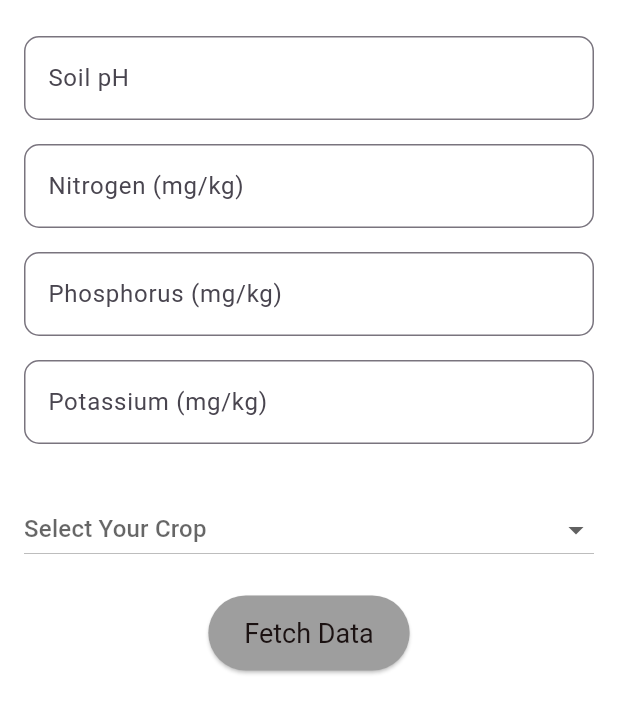
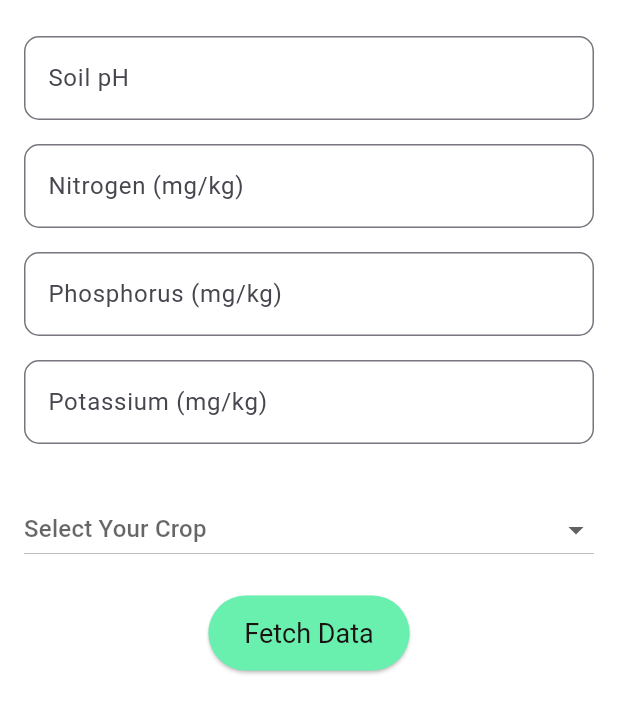
Before and after one commit to abypious/Seed, a Flutter app: the FertilizerRecommendationScreen screen opened directly, on a phone screen of 412 x 824 dp. Shown: the top 713 px of the screen. Run offline on Flutter 3.47's test engine with Material 3 defaults, Android fonts, the phone set to English and light mode, and no system bars; our stand-ins replace curved_navigation_bar, firebase_auth, firebase_core, fluttertoast, google_fonts, google_sign_in and 4 more; missing offline and left inert: excel, tflite_flutter; accounts and stored records are empty; project files that could hold a hidden picture were left out.

Commit message:
everything done

```diff
--- a/lib/screens/functions/fertilizer.dart
+++ b/lib/screens/functions/fertilizer.dart
@@ -191,7 +191,7 @@
               onPressed: _dataFetched ? _getFertilizerRecommendation : _fetchDataFromESP,
               label: Text(_dataFetched ? "Get AI Recommendation" : "Fetch Data" ,style:const TextStyle(color: AppColors.black),),
               style: ElevatedButton.styleFrom(
-                backgroundColor: _dataFetched ? AppColors.primary: Colors.grey,
+                backgroundColor: _dataFetched ? AppColors.primary: Colors.greenAccent,
                 minimumSize: const Size(35, 50),
                 textStyle: const TextStyle(fontSize: 18),
               ),
```
Also changed, not shown: pubspec.lock.
